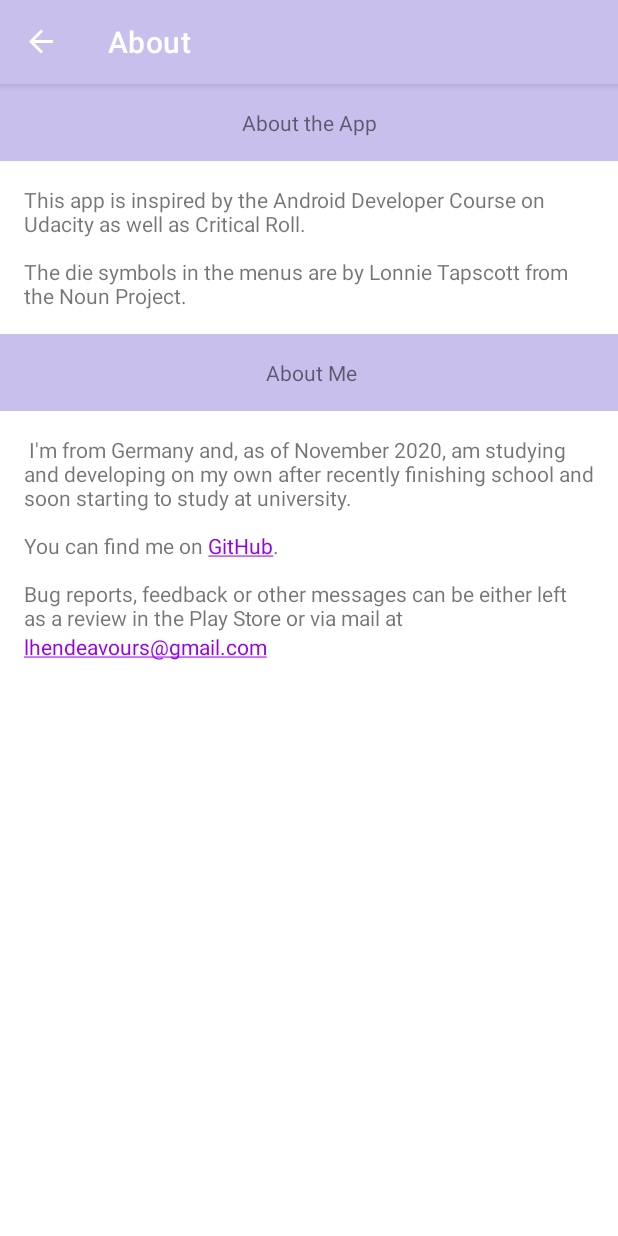
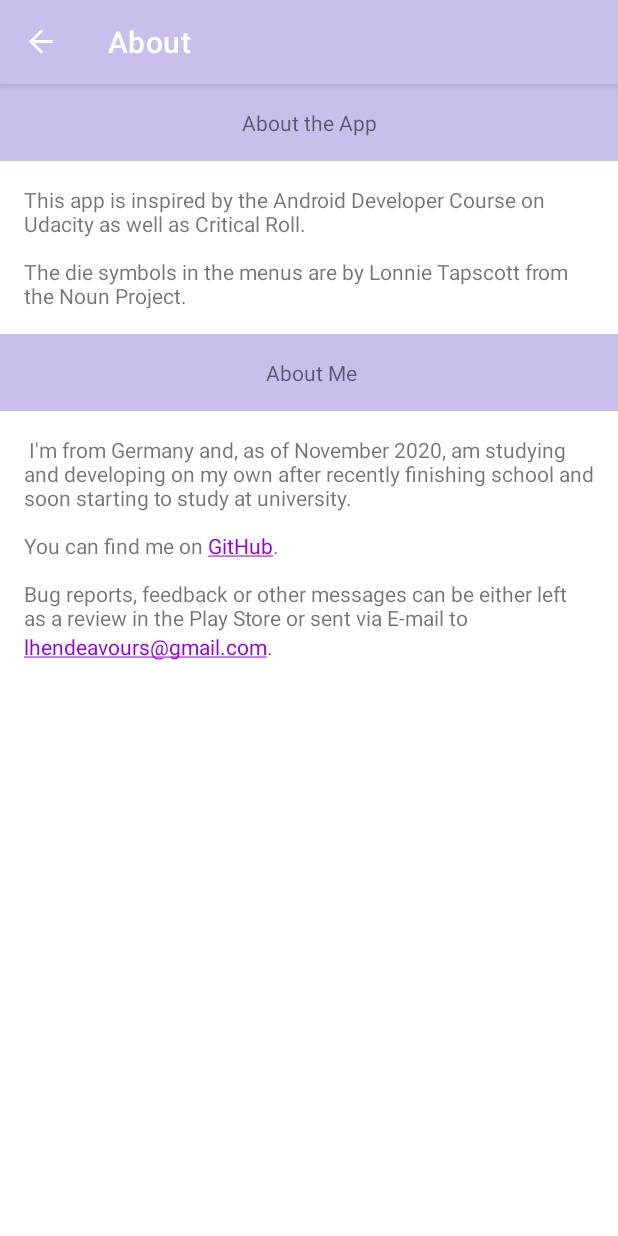
Before and after one commit to LukasH77/Dice2Go, an Android app: the AboutFragment screen opened through its navigation route, on a phone screen of 412 x 824 dp. Run offline under Robolectric (Android 15) with nearby library versions, the phone set to English and light mode, and no system bars; our stand-ins replace data binding, navigation-ui.

Commit message:
Changed some wording.

```diff
--- a/app/src/main/res/values/strings.xml
+++ b/app/src/main/res/values/strings.xml
@@ -21,6 +21,6 @@
         \n
         \nYou can find me on <a href="https://github.com/LukasH77">GitHub</a>.
         \n
-        \nBug reports, feedback or other messages can be either left as a review in the Play Store or via mail at</string>
-    <string name="email"><a href="">lhendeavours@gmail.com</a></string>
+        \nBug reports, feedback or other messages can be either left as a review in the Play Store or sent via E-mail to</string>
+    <string name="email"><a href="">lhendeavours@gmail.com</a>.</string>
 </resources>
```
